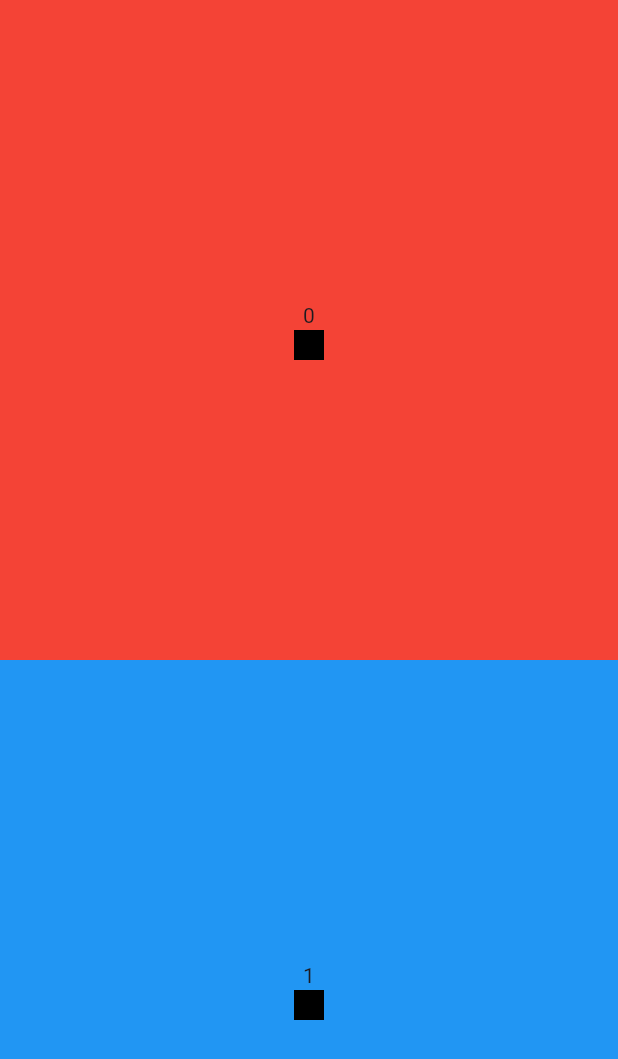
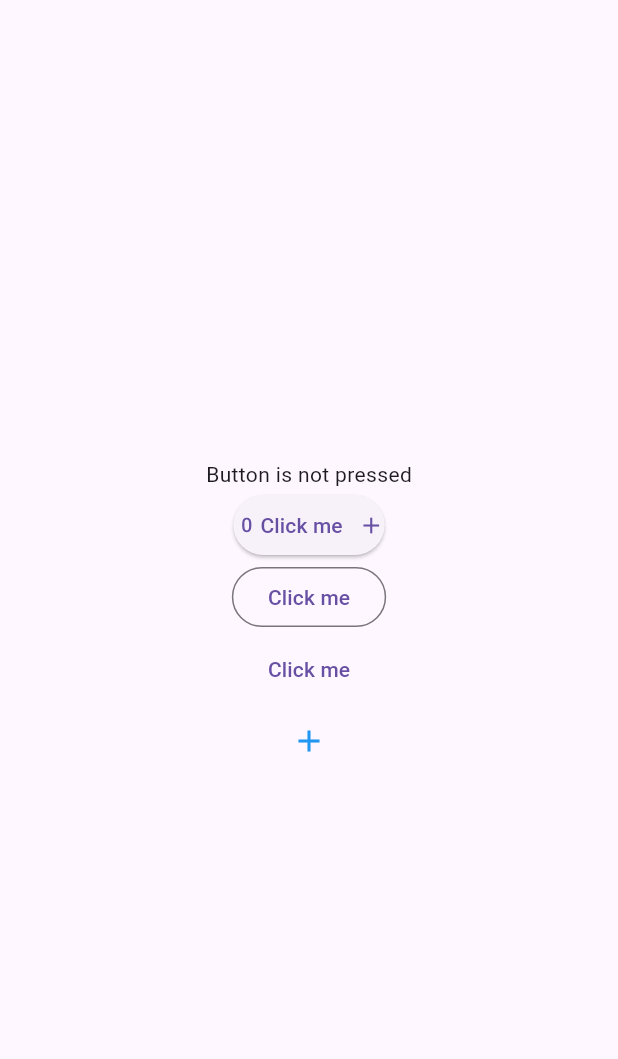
Before and after one commit to maaxkk/flutter-practice, a Flutter app: the screen it shows after launch, on a phone screen of 412 x 824 dp. Shown: the top 1059 px of the screen. Run offline on Flutter 3.47's test engine with Material 3 defaults, Android fonts, the phone set to English and light mode, and no system bars.

Commit message:
Initial commit

```diff
--- a/first_app/lib/main.dart
+++ b/first_app/lib/main.dart
@@ -1,3 +1,4 @@
+import 'package:first_app/widgets/buttons.dart';
 import 'package:first_app/widgets/example_widget.dart';
 import 'package:first_app/widgets/simple_widget.dart';
 import 'package:first_app/widgets/user_profile.dart';
@@ -11,5 +12,7 @@ void main() {
   // runApp(MaterialApp(home: ExampleWidget()));
 
   // With scaffold
-  runApp(MaterialApp(home: Scaffold(body: ExampleWidget())));
+  // runApp(MaterialApp(home: Scaffold(body: ExampleWidget())));
+
+  runApp(MaterialApp(home: Scaffold(body: Buttons())));
 }
--- /dev/null
+++ b/first_app/lib/widgets/buttons.dart
@@ -0,0 +1,96 @@
+import 'package:flutter/material.dart';
+
+class Buttons extends StatefulWidget {
+  Buttons({
+    super.key,
+  });
+
+  @override
+  State<Buttons> createState() => _ButtonsState();
+}
+
+class _ButtonsState extends State<Buttons> {
+  String text = 'Button is not pressed';
+
+  void printFirst(int number) {
+    setState(() {
+      text = 'Pressed $number button';
+    });
+    print('$number button');
+  }
+
+  void onLongPressPrint() {
+    setState(() {
+      text = 'Was long press on one of the buttons';
+    });
+  }
+
+  @override
+  final style = ButtonStyle(
+    // backgroundColor: WidgetStateProperty.all(Colors.red),
+    // foregroundColor: WidgetStateProperty.all(Colors.black),
+    // overlayColor: WidgetStateProperty.all(Colors.green),
+    // shadowColor: WidgetStateProperty.all(Colors.blue),
+    // elevation: WidgetStateProperty.all(10),
+    padding: WidgetStateProperty.all(EdgeInsets.all(0.0)),
+    // minimumSize: WidgetStateProperty.all(Size(100, 100)),
+    // shape: WidgetStateProperty.all(
+    //   RoundedRectangleBorder(
+    //     borderRadius: BorderRadius.circular(50.0),
+    //     side: BorderSide(color: Colors.black),
+    //   ),
+    // ),
+    // alignment: Alignment.topCenter,
+  );
+
+  Widget build(BuildContext context) {
+    return Center(
+      child: Column(
+        mainAxisSize: MainAxisSize.min,
+        children: [
+          Text(text),
+          ElevatedButton(
+            clipBehavior: Clip.hardEdge,
+            style: style,
+            onPressed: () => printFirst(1),
+            onLongPress: onLongPressPrint,
+            child: Row(
+              mainAxisSize: MainAxisSize.min,
+              children: [
+                Icon(Icons.exposure_zero),
+                Text('Click me'),
+                SizedBox(width: 10),
+                Icon(Icons.add),
+                // Container(
+                //   width: 100,
+                //   height: 100,
+                //   color: Colors.red,
+                // ),
+              ],
+            ),
+          ),
+          OutlinedButton(
+            // style: style,
+            onPressed: () => printFirst(2),
+            onLongPress: onLongPressPrint,
+            child: Text('Click me'),
+          ),
+          TextButton(
+            // style: style,
+            onPressed: () => printFirst(3),
+            onLongPress: onLongPressPrint,
+            child: Text('Click me'),
+          ),
+          IconButton(
+            disabledColor: Colors.pink,
+            color: Colors.blue,
+            splashColor: Colors.red,
+            // onPressed: null,
+            onPressed: () => printFirst(4),
+            icon: Icon(Icons.add),
+          ),
+        ],
+      ),
+    );
+  }
+}
```
Also changed, not shown: first_app/lib/widgets/example_widget.dart (+43 -28 lines), first_app/lib/widgets/user_profile.dart (+35 -13 lines).
